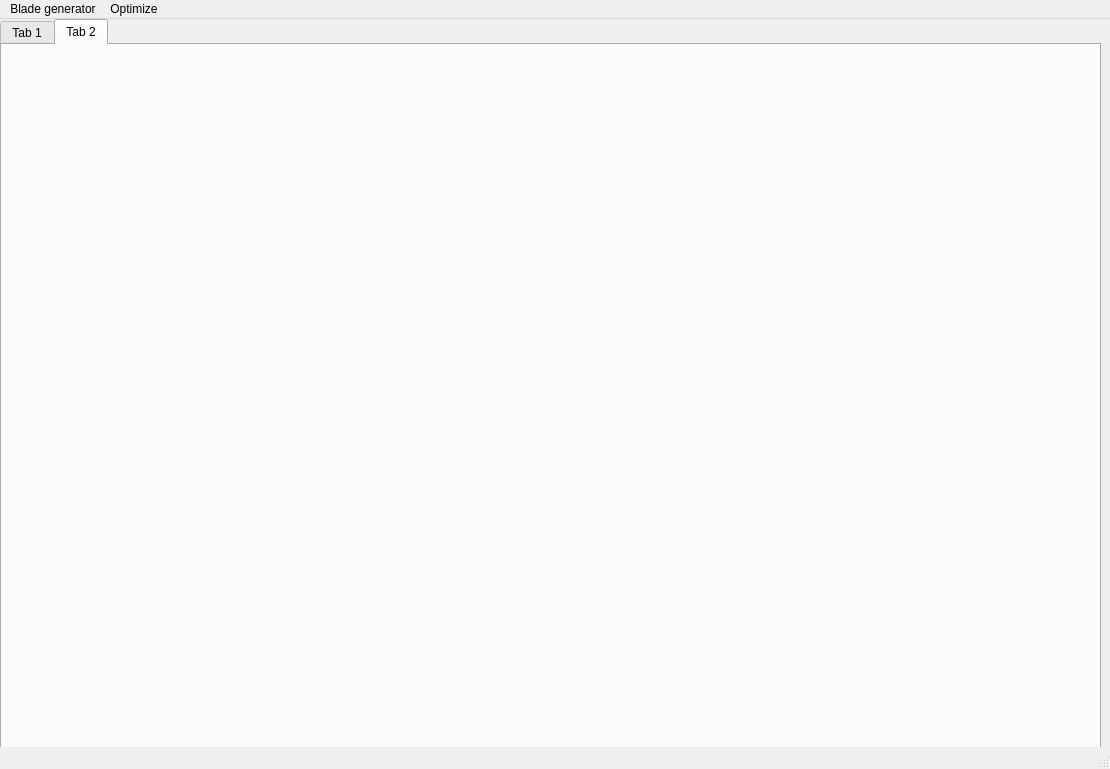
First picture: the form in module/UI/qtdesigner/mainwindow.ui, repository badabush/Blade-Optimization-Tool, before the edit.
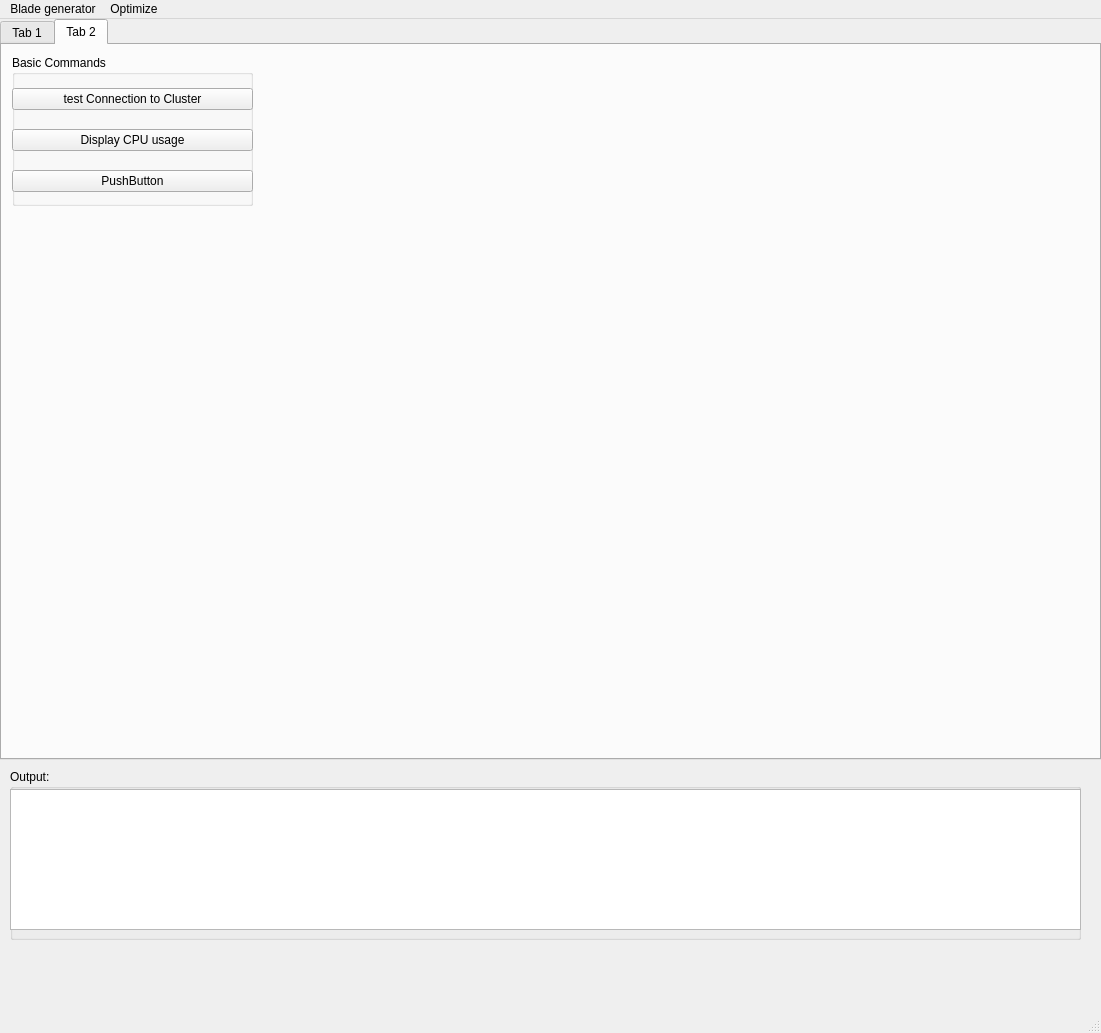
Second picture: the form after the edit. The open tabs and pages were chosen to show the change.

Diff of the .ui file:
```diff
--- a/module/UI/qtdesigner/mainwindow.ui
+++ b/module/UI/qtdesigner/mainwindow.ui
@@ -6,8 +6,8 @@
    <rect>
     <x>0</x>
     <y>0</y>
-    <width>1110</width>
-    <height>769</height>
+    <width>1101</width>
+    <height>1033</height>
    </rect>
   </property>
   <property name="windowTitle">
@@ -626,6 +626,75 @@
      <attribute name="title">
       <string>Tab 2</string>
      </attribute>
+     <widget class="QGroupBox" name="groupBox">
+      <property name="geometry">
+       <rect>
+        <x>10</x>
+        <y>10</y>
+        <width>241</width>
+        <height>151</height>
+       </rect>
+      </property>
+      <property name="title">
+       <string>Basic Commands</string>
+      </property>
+      <widget class="QWidget" name="gridLayoutWidget_2">
+       <property name="geometry">
+        <rect>
+         <x>0</x>
+         <y>20</y>
+         <width>241</width>
+         <height>131</height>
+        </rect>
+       </property>
+       <layout class="QGridLayout" name="gridOptimizer">
+        <item row="0" column="0">
+         <widget class="QPushButton" name="btn_testconnect">
+          <property name="text">
+           <string>test Connection to Cluster</string>
+          </property>
+         </widget>
+        </item>
+        <item row="1" column="0">
+         <widget class="QPushButton" name="btn_topcmd">
+          <property name="text">
+           <string>Display CPU usage</string>
+          </property>
+         </widget>
+        </item>
+        <item row="2" column="0">
+         <widget class="QPushButton" name="pushButton_3">
+          <property name="text">
+           <string>PushButton</string>
+          </property>
+         </widget>
+        </item>
+       </layout>
+      </widget>
+     </widget>
+    </widget>
+   </widget>
+   <widget class="QGroupBox" name="groupBox_2">
+    <property name="geometry">
+     <rect>
+      <x>10</x>
+      <y>750</y>
+      <width>1071</width>
+      <height>171</height>
+     </rect>
+    </property>
+    <property name="title">
+     <string>Output:</string>
+    </property>
+    <widget class="QTextBrowser" name="box_terminal">
+     <property name="geometry">
+      <rect>
+       <x>0</x>
+       <y>20</y>
+       <width>1071</width>
+       <height>141</height>
+      </rect>
+     </property>
     </widget>
    </widget>
   </widget>
@@ -634,7 +703,7 @@
     <rect>
      <x>0</x>
      <y>0</y>
-     <width>1110</width>
+     <width>1101</width>
      <height>22</height>
     </rect>
    </property>
```
Left out of the diff: 4 changed lines with no effect on the pictures.
